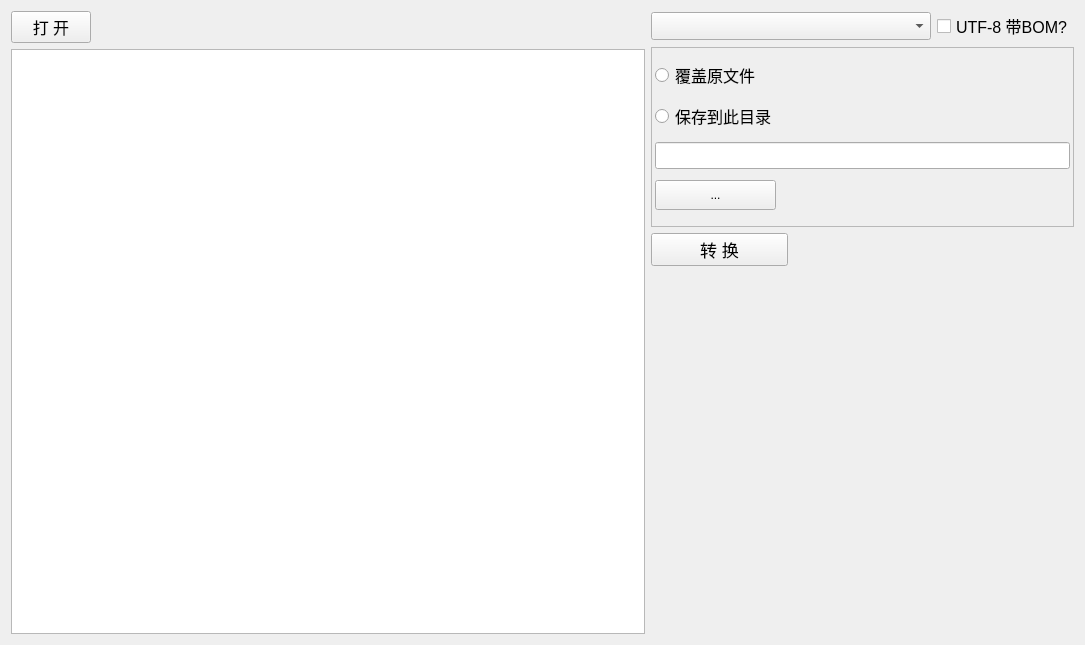
handy-sun/qitools, file src/codecconvert/codecconvertwidget.ui: the form before one commit.
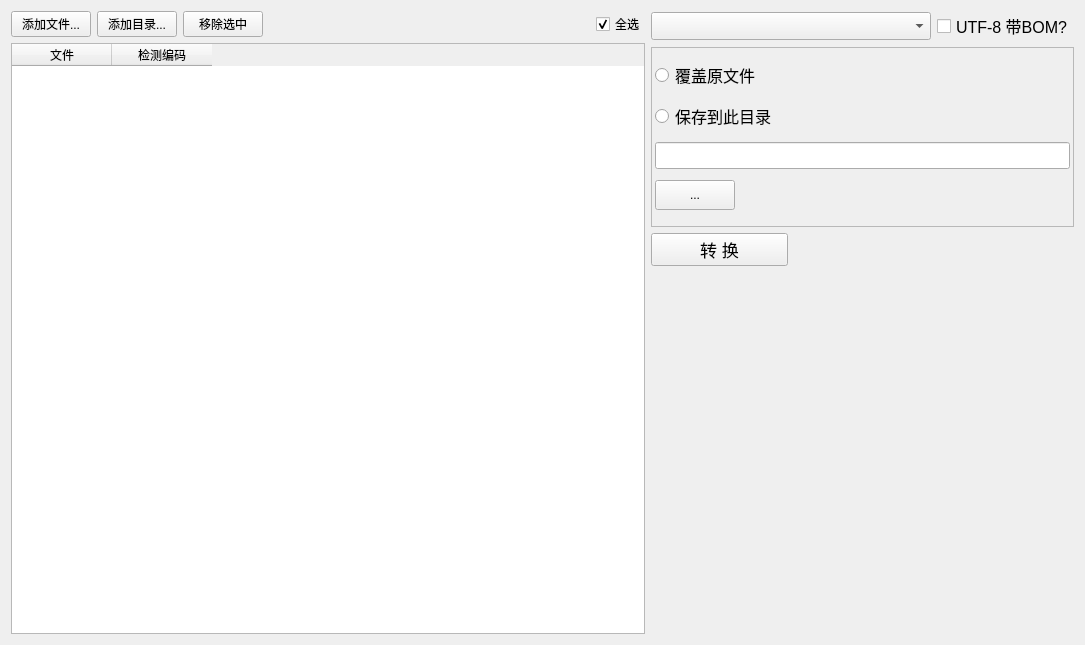
The form after the commit.

Commit message: feat(codecconvert): add selectable multi-directory UI

```diff
--- a/src/codecconvert/codecconvertwidget.ui
+++ b/src/codecconvert/codecconvertwidget.ui
@@ -15,39 +15,85 @@
   </property>
   <layout class="QHBoxLayout" name="horizontalLayout" stretch="3,2">
    <item>
-    <layout class="QGridLayout" name="gridLayout">
-     <item row="0" column="0">
-      <widget class="QPushButton" name="pushButtonOpen">
-       <property name="font">
-        <font>
-         <pointsize>12</pointsize>
-        </font>
+    <layout class="QVBoxLayout" name="fileListLayout">
+     <item>
+      <layout class="QHBoxLayout" name="fileToolbarLayout">
+       <item>
+        <widget class="QPushButton" name="pushButtonAddFiles">
+         <property name="text">
+          <string>添加文件...</string>
+         </property>
+        </widget>
+       </item>
+       <item>
+        <widget class="QPushButton" name="pushButtonAddDirectories">
+         <property name="text">
+          <string>添加目录...</string>
+         </property>
+        </widget>
+       </item>
+       <item>
+        <widget class="QPushButton" name="pushButtonRemove">
+         <property name="text">
+          <string>移除选中</string>
+         </property>
+        </widget>
+       </item>
+       <item>
+        <spacer name="fileToolbarSpacer">
+         <property name="orientation">
+          <enum>Qt::Horizontal</enum>
+         </property>
+         <property name="sizeHint" stdset="0">
+          <size>
+           <width>40</width>
+           <height>20</height>
+          </size>
+         </property>
+        </spacer>
+       </item>
+       <item>
+        <widget class="QCheckBox" name="checkBoxSelectAll">
+         <property name="text">
+          <string>全选</string>
+         </property>
+         <property name="checked">
+          <bool>true</bool>
+         </property>
+        </widget>
+       </item>
+      </layout>
+     </item>
+     <item>
+      <widget class="QTableWidget" name="tableWidgetFiles">
+       <property name="alternatingRowColors">
+        <bool>true</bool>
        </property>
-       <property name="text">
-        <string>打 开</string>
+       <property name="selectionMode">
+        <enum>QAbstractItemView::ExtendedSelection</enum>
        </property>
-      </widget>
-     </item>
-     <item row="0" column="1">
-      <spacer name="horizontalSpacer_2">
-       <property name="orientation">
-        <enum>Qt::Horizontal</enum>
+       <property name="selectionBehavior">
+        <enum>QAbstractItemView::SelectRows</enum>
        </property>
-       <property name="sizeHint" stdset="0">
-        <size>
-         <width>40</width>
-         <height>20</height>
-        </size>
+       <property name="editTriggers">
+        <set>QAbstractItemView::NoEditTriggers</set>
        </property>
-      </spacer>
-     </item>
-     <item row="1" column="0" colspan="2">
-      <widget class="QListWidget" name="listWidget">
-       <property name="font">
-        <font>
-         <pointsize>12</pointsize>
-        </font>
+       <property name="showGrid">
+        <bool>false</bool>
        </property>
+       <property name="columnCount">
+        <number>2</number>
+       </property>
+       <column>
+        <property name="text">
+         <string>文件</string>
+        </property>
+       </column>
+       <column>
+        <property name="text">
+         <string>检测编码</string>
+        </property>
+       </column>
       </widget>
      </item>
     </layout>
@@ -102,29 +148,7 @@
         <property name="spacing">
          <number>2</number>
         </property>
-        <item row="3" column="1">
-         <spacer name="horizontalSpacer">
-          <property name="orientation">
-           <enum>Qt::Horizontal</enum>
-          </property>
-          <property name="sizeHint" stdset="0">
-           <size>
-            <width>40</width>
-            <height>20</height>
-           </size>
-          </property>
-         </spacer>
-        </item>
-        <item row="2" column="0" colspan="2">
-         <widget class="QLineEdit" name="lineEditDir">
-          <property name="font">
-           <font>
-            <pointsize>12</pointsize>
-           </font>
-          </property>
-         </widget>
-        </item>
-        <item row="0" column="0">
+        <item row="0" column="0" colspan="2">
          <widget class="QRadioButton" name="radioButtonRewrite">
           <property name="font">
            <font>
@@ -136,6 +160,27 @@
           </property>
          </widget>
         </item>
+        <item row="1" column="0" colspan="2">
+         <widget class="QRadioButton" name="radioButtonSettingPath">
+          <property name="font">
+           <font>
+            <pointsize>12</pointsize>
+           </font>
+          </property>
+          <property name="text">
+           <string>保存到此目录</string>
+          </property>
+         </widget>
+        </item>
+        <item row="2" column="0" colspan="2">
+         <widget class="QLineEdit" name="lineEditDir">
+          <property name="font">
+           <font>
+            <pointsize>12</pointsize>
+           </font>
+          </property>
+         </widget>
+        </item>
         <item row="3" column="0">
          <widget class="QPushButton" name="PushButtonSetDir">
           <property name="minimumSize">
@@ -149,17 +194,18 @@
           </property>
          </widget>
         </item>
-        <item row="1" column="0">
-         <widget class="QRadioButton" name="radioButtonSettingPath">
-          <property name="font">
-           <font>
-            <pointsize>12</pointsize>
-           </font>
+        <item row="3" column="1">
+         <spacer name="outputPathSpacer">
+          <property name="orientation">
+           <enum>Qt::Horizontal</enum>
           </property>
-          <property name="text">
-           <string>保存到此目录</string>
+          <property name="sizeHint" stdset="0">
+           <size>
+            <width>40</width>
+            <height>20</height>
+           </size>
           </property>
-         </widget>
+         </spacer>
         </item>
        </layout>
       </widget>
```
Left out of the diff: 64 changed lines with no effect on the pictures. The commit also changes 5 other files.
